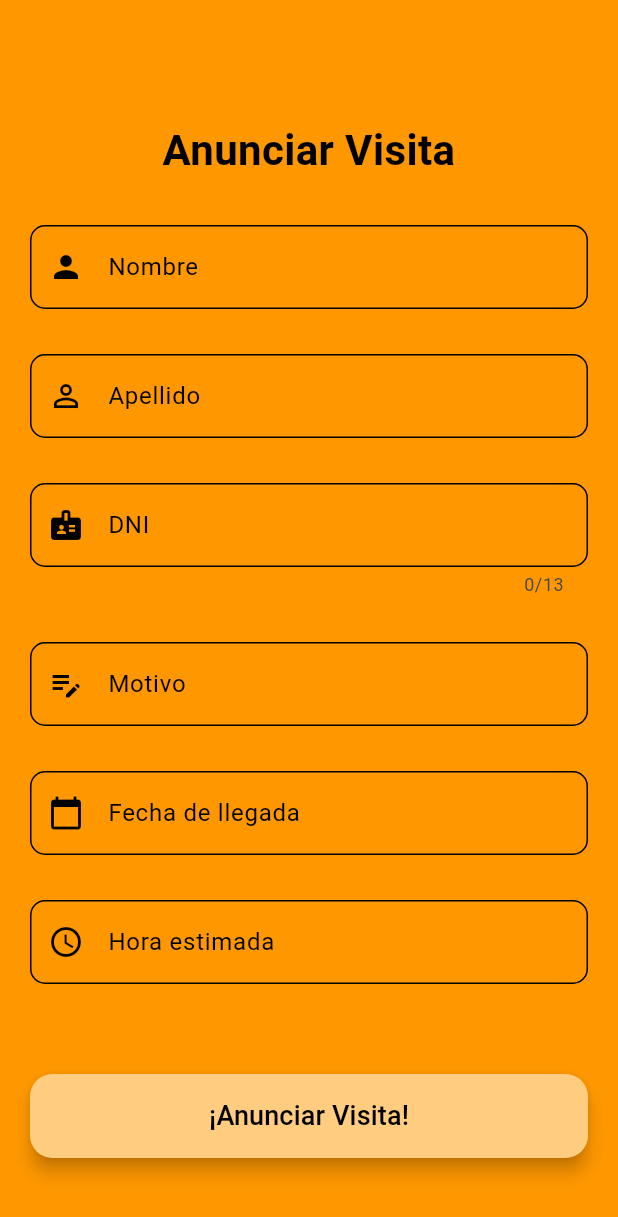
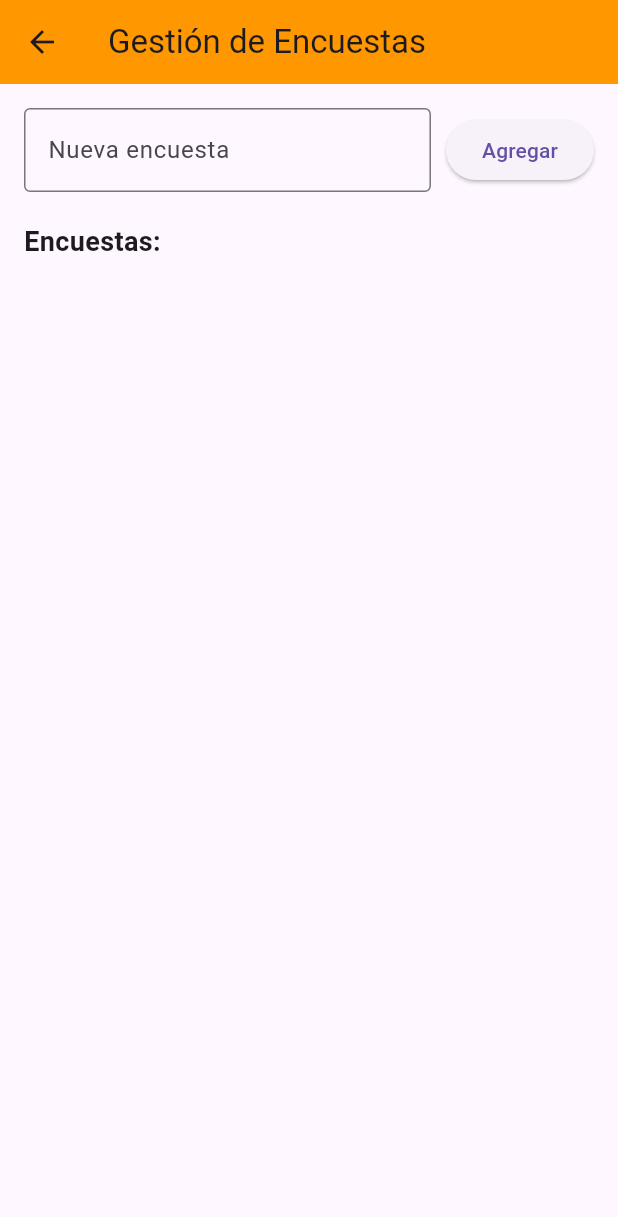
Before and after one commit to diazf3r/Residential_Access_clone, a Flutter app: the screen it shows after launch, after a tap on "ENCUESTAS", on a phone screen of 412 x 824 dp. Shown: the top 1217 px of the screen. Run offline on Flutter 3.47's test engine with Material 3 defaults, Android fonts, the phone set to English and light mode, and no system bars; our stand-ins replace pretty_qr_code; network calls fail.

Commit message:
pagina de encuestas

```diff
--- a/lib/pages/anunciar_visita.dart
+++ b/lib/pages/anunciar_visita.dart
@@ -24,6 +24,11 @@ class AnunciarVisita extends StatelessWidget {
   @override
   Widget build(BuildContext context) {
     return Scaffold(
+       appBar: AppBar(
+
+        centerTitle: true,
+        backgroundColor: Colors.orange,
+      ),
       backgroundColor: Colors.orange,
       body: Padding(
         padding: const EdgeInsets.all(20.0),
--- /dev/null
+++ b/lib/pages/encuestas.dart
@@ -0,0 +1,91 @@
+import 'package:flutter/material.dart';
+
+class EncuestasPage extends StatefulWidget {
+  @override
+  _EncuestasPageState createState() => _EncuestasPageState();
+}
+
+class _EncuestasPageState extends State<EncuestasPage> {
+  final _formKey = GlobalKey<FormState>();
+  final TextEditingController _encuestaController = TextEditingController();
+  final List<String> _encuestas = [];
+
+  void _agregarEncuesta() {
+    if (_formKey.currentState!.validate()) {
+      setState(() {
+        _encuestas.add(_encuestaController.text);
+        _encuestaController.clear();
+      });
+    }
+  }
+
+  @override
+  Widget build(BuildContext context) {
+    return Scaffold(
+      appBar: AppBar(
+        backgroundColor: Colors.orange,
+        title: Text('Gestión de Encuestas'),
+      ),
+      body: Padding(
+        padding: const EdgeInsets.all(16.0),
+        child: Column(
+          crossAxisAlignment: CrossAxisAlignment.start,
+          children: [
+            Form(
+              key: _formKey,
+              child: Row(
+                children: [
+                  Expanded(
+                    child: TextFormField(
+                      controller: _encuestaController,
+                      decoration: InputDecoration(
+                        labelText: 'Nueva encuesta',
+                        border: OutlineInputBorder(),
+                      ),
+                      validator: (value) {
+                        if (value == null || value.isEmpty) {
+                          return 'Por favor, ingresa una encuesta';
+                        }
+                        return null;
+                      },
+                    ),
+                  ),
+                  SizedBox(width: 10),
+                  ElevatedButton(
+                    onPressed: _agregarEncuesta,
+                    child: Text('Agregar'),
+                  ),
+                ],
+              ),
+            ),
+            SizedBox(height: 20),
+            Text(
+              'Encuestas:',
+              style: TextStyle(fontSize: 18, fontWeight: FontWeight.bold),
+            ),
+            Expanded(
+              child: ListView.builder(
+                itemCount: _encuestas.length,
+                itemBuilder: (context, index) {
+                  return Card(
+                    child: ListTile(
+                      title: Text(_encuestas[index]),
+                      trailing: IconButton(
+                        icon: Icon(Icons.delete, color: Colors.red),
+                        onPressed: () {
+                          setState(() {
+                            _encuestas.removeAt(index);
+                          });
+                        },
+                      ),
+                    ),
+                  );
+                },
+              ),
+            ),
+          ],
+        ),
+      ),
+    );
+  }
+}
--- a/lib/pages/principal.dart
+++ b/lib/pages/principal.dart
@@ -2,6 +2,7 @@ import 'package:flutter/material.dart';
 import 'package:myapp/pages/anunciar_visita.dart';
 import 'package:myapp/pages/anuncios_page.dart';
 import 'package:myapp/pages/delivery.dart';
+import 'package:myapp/pages/encuestas.dart';
 import 'package:myapp/pages/foro_page.dart';
 import 'package:myapp/widgets/profile.dart';
 
@@ -120,7 +121,7 @@ class HomePage extends StatelessWidget {
                   _buildOption(context, Icons.notifications, 'ANUNCIOS', const AnuncioPage() ),
                   _buildOption(context, Icons.chat, 'SUGERENCIAS', ForoPage() ),
                   _buildOption(context, Icons.calendar_month, 'RESERVAS', AnunciarVisita() ),
-                  _buildOption(context, Icons.bar_chart, 'ENCUESTAS', AnunciarVisita() ),
+                  _buildOption(context, Icons.bar_chart, 'ENCUESTAS', EncuestasPage() ),
                 ],
               ),
             ),
```
